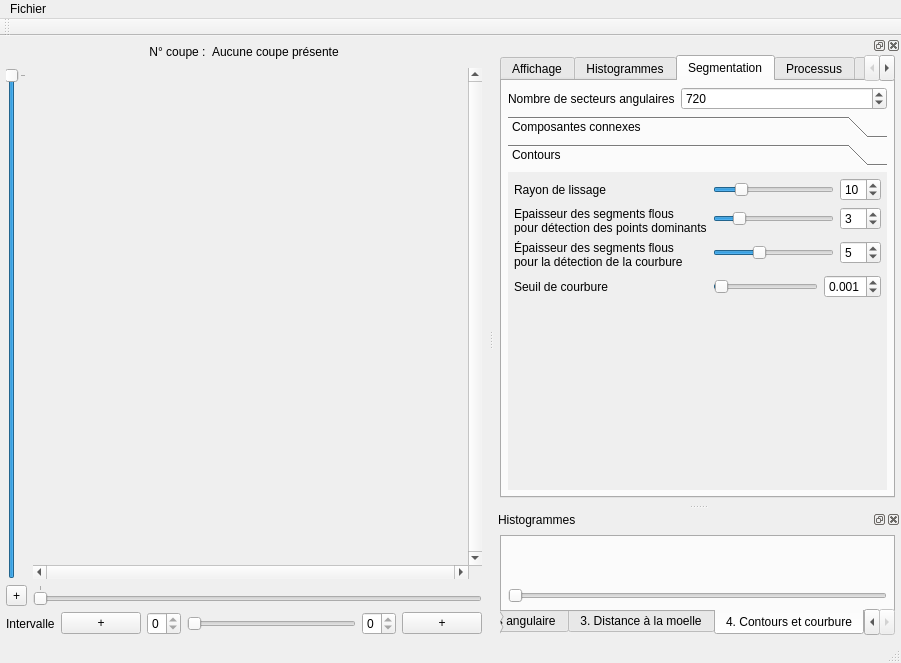
This is ui/mainwindow.ui in akrah/TKDetection as Qt 5 draws it before an edit. The edited form follows.
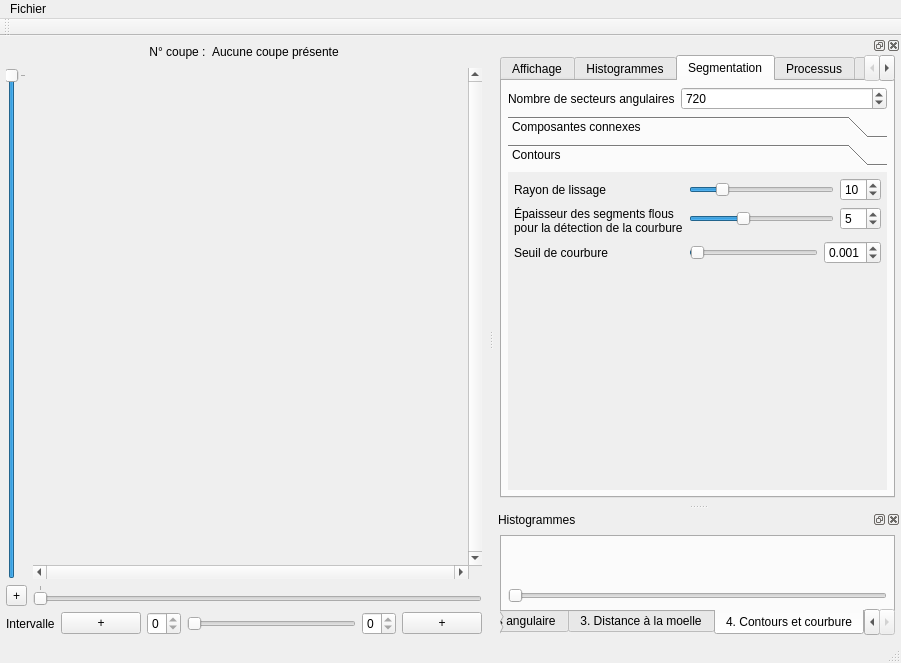
This is the edited form. The open tabs and pages were chosen to show the change. Custom widgets are drawn as their Qt base class.

Commit message: Début de la mise en forme pour Jean-Romain

Patch:
```diff
--- a/ui/mainwindow.ui
+++ b/ui/mainwindow.ui
@@ -1775,55 +1775,6 @@
                </property>
               </widget>
              </item>
-             <item row="1" column="0">
-              <widget class="QLabel" name="label_35">
-               <property name="text">
-                <string>Epaisseur des segments flous
-pour détection des points dominants</string>
-               </property>
-              </widget>
-             </item>
-             <item row="2" column="0">
-              <widget class="QLabel" name="label_40">
-               <property name="text">
-                <string>Épaisseur des segments flous
-pour la détection de la courbure</string>
-               </property>
-              </widget>
-             </item>
-             <item row="2" column="1">
-              <layout class="QHBoxLayout" name="horizontalLayout_6">
-               <item>
-                <widget class="QSlider" name="_sliderCurvatureWidth">
-                 <property name="minimum">
-                  <number>1</number>
-                 </property>
-                 <property name="maximum">
-                  <number>12</number>
-                 </property>
-                 <property name="value">
-                  <number>5</number>
-                 </property>
-                 <property name="orientation">
-                  <enum>Qt::Horizontal</enum>
-                 </property>
-                </widget>
-               </item>
-               <item>
-                <widget class="QSpinBox" name="_spinCurvatureWidth">
-                 <property name="minimum">
-                  <number>1</number>
-                 </property>
-                 <property name="maximum">
-                  <number>12</number>
-                 </property>
-                 <property name="value">
-                  <number>5</number>
-                 </property>
-                </widget>
-               </item>
-              </layout>
-             </item>
              <item row="0" column="1">
               <layout class="QHBoxLayout" name="horizontalLayout_34">
                <item>
@@ -1855,9 +1806,9 @@
               </layout>
              </item>
              <item row="1" column="1">
-              <layout class="QHBoxLayout" name="horizontalLayout_35">
+              <layout class="QHBoxLayout" name="horizontalLayout_6">
                <item>
-                <widget class="QSlider" name="_sliderBlurredSegmentsThickness">
+                <widget class="QSlider" name="_sliderCurvatureWidth">
                  <property name="minimum">
                   <number>1</number>
                  </property>
@@ -1865,7 +1816,7 @@
                   <number>12</number>
                  </property>
                  <property name="value">
-                  <number>3</number>
+                  <number>5</number>
                  </property>
                  <property name="orientation">
                   <enum>Qt::Horizontal</enum>
@@ -1873,7 +1824,7 @@
                 </widget>
                </item>
                <item>
-                <widget class="QSpinBox" name="_spinBlurredSegmentsThickness">
+                <widget class="QSpinBox" name="_spinCurvatureWidth">
                  <property name="minimum">
                   <number>1</number>
                  </property>
@@ -1881,20 +1832,20 @@
                   <number>12</number>
                  </property>
                  <property name="value">
-                  <number>3</number>
+                  <number>5</number>
                  </property>
                 </widget>
                </item>
               </layout>
              </item>
-             <item row="3" column="0">
+             <item row="2" column="0">
               <widget class="QLabel" name="label_41">
                <property name="text">
                 <string>Seuil de courbure</string>
                </property>
               </widget>
              </item>
-             <item row="3" column="1">
+             <item row="2" column="1">
               <layout class="QHBoxLayout" name="horizontalLayout_40">
                <item>
                 <widget class="QSlider" name="_sliderCurvatureThreshold">
@@ -1927,6 +1878,14 @@
                </item>
               </layout>
              </item>
+             <item row="1" column="0">
+              <widget class="QLabel" name="label_40">
+               <property name="text">
+                <string>Épaisseur des segments flous
+pour la détection de la courbure</string>
+               </property>
+              </widget>
+             </item>
             </layout>
            </widget>
           </widget>
```
Left out of the diff: 90 changed lines with no effect on the pictures. The commit also changes 3 other files.
